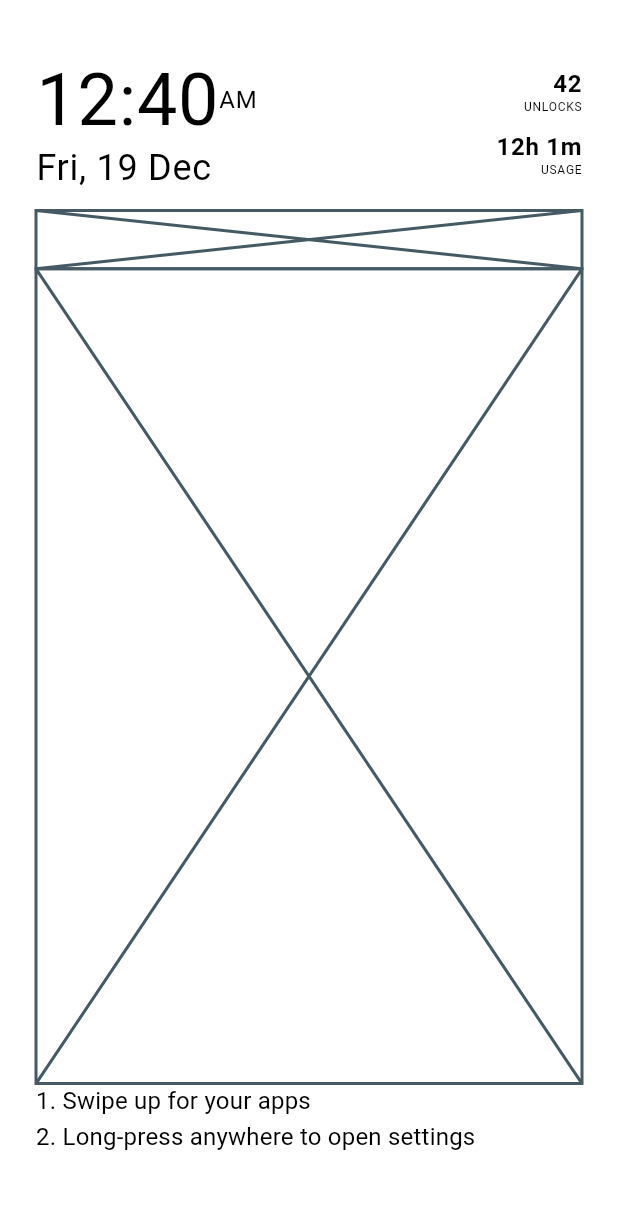
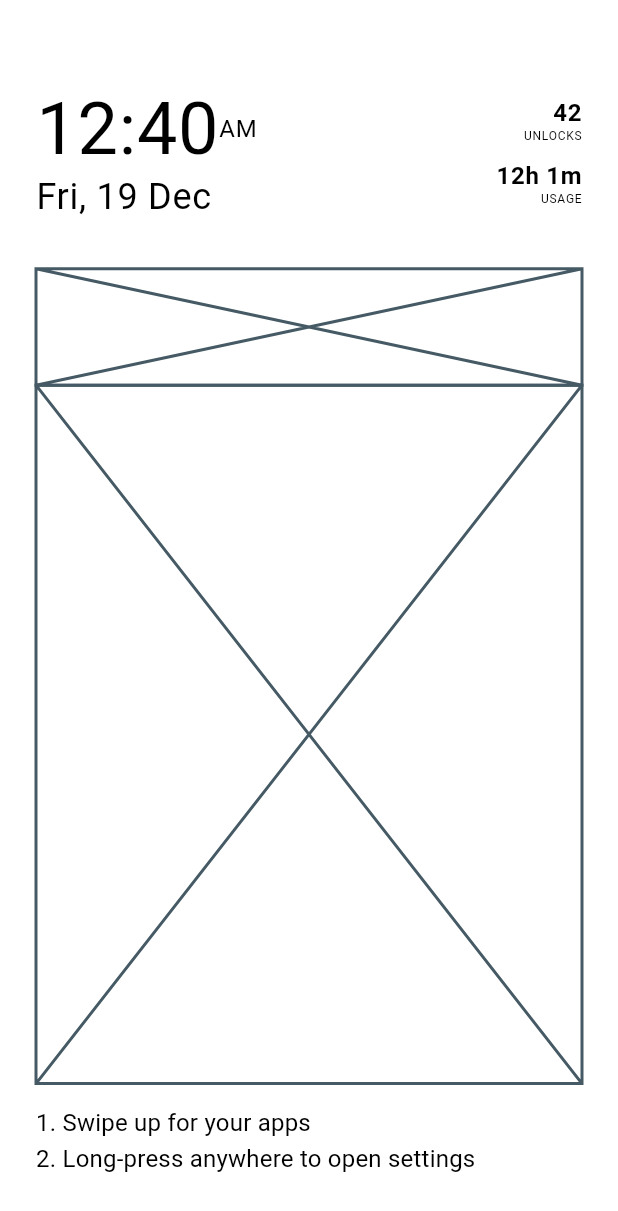
Before and after one commit to tarunvelagala/void_minimalist_launcher, a Flutter app: the screen it shows after launch, on a phone screen of 412 x 824 dp. Shown: the top 1211 px of the screen. Run offline on Flutter 3.47's test engine with Material 3 defaults, Android fonts, the phone set to English and light mode, and no system bars; our stand-ins replace responsive_framework.

Commit message:
feat: Refactor responsive layout with generic flex factors and apply them to homepage sections.

```diff
--- a/lib/core/theme/app_layout.dart
+++ b/lib/core/theme/app_layout.dart
@@ -5,6 +5,7 @@ class AppLayout {
   // --- Margin & Padding ---
   static double screenMargin(BuildContext context) => ResponsiveValue<double>(
     context,
+    defaultValue: 24.0,
     conditionalValues: [
       const Condition.equals(name: MOBILE, value: 24.0),
       const Condition.equals(name: TABLET, value: 40.0),
@@ -14,6 +15,7 @@ class AppLayout {
 
   static double contentPadding(BuildContext context) => ResponsiveValue<double>(
     context,
+    defaultValue: 16.0,
     conditionalValues: [
       const Condition.equals(name: MOBILE, value: 16.0),
       const Condition.equals(name: TABLET, value: 24.0),
@@ -24,6 +26,7 @@ class AppLayout {
   // --- Spacing ---
   static double elementSpacing(BuildContext context) => ResponsiveValue<double>(
     context,
+    defaultValue: 12.0,
     conditionalValues: [
       const Condition.equals(name: MOBILE, value: 12.0),
       const Condition.equals(name: TABLET, value: 20.0),
@@ -33,6 +36,7 @@ class AppLayout {
 
   static double sectionSpacing(BuildContext context) => ResponsiveValue<double>(
     context,
+    defaultValue: 40.0,
     conditionalValues: [
       const Condition.equals(name: MOBILE, value: 40.0),
       const Condition.equals(name: TABLET, value: 64.0),
@@ -40,38 +44,35 @@ class AppLayout {
     ],
   ).value;
 
-  // --- Flex Factor ---
-  static int headerFlex(BuildContext context) => ResponsiveValue<int>(
+  // --- Flex Factors ---
+  // --- Flex Factors ---
+  static int flexSmall(BuildContext context) => ResponsiveValue<int>(
     context,
+    defaultValue: 10,
     conditionalValues: [
-      const Condition.equals(name: MOBILE, value: 15),
-      const Condition.equals(name: TABLET, value: 15),
+      const Condition.equals(name: MOBILE, value: 10),
+      const Condition.equals(name: TABLET, value: 12),
       const Condition.largerThan(name: TABLET, value: 15),
     ],
   ).value;
-  static int appsFlex(BuildContext context) => ResponsiveValue<int>(
+
+  static int flexMedium(BuildContext context) => ResponsiveValue<int>(
     context,
+    defaultValue: 20,
     conditionalValues: [
-      const Condition.equals(name: MOBILE, value: 70),
-      const Condition.equals(name: TABLET, value: 70),
+      const Condition.equals(name: MOBILE, value: 20),
+      const Condition.equals(name: TABLET, value: 25),
+      const Condition.largerThan(name: TABLET, value: 30),
+    ],
+  ).value;
+
+  static int flexLarge(BuildContext context) => ResponsiveValue<int>(
+    context,
+    defaultValue: 60,
+    conditionalValues: [
+      const Condition.equals(name: MOBILE, value: 60),
+      const Condition.equals(name: TABLET, value: 65),
       const Condition.largerThan(name: TABLET, value: 70),
     ],
   ).value;
-  static int instructionsFlex(BuildContext context) => ResponsiveValue<int>(
-    context,
-    conditionalValues: [
-      const Condition.equals(name: MOBILE, value: 10),
-      const Condition.equals(name: TABLET, value: 10),
-      const Condition.largerThan(name: TABLET, value: 10),
-    ],
-  ).value;
-
-  static int glanceFlex(BuildContext context) => ResponsiveValue<int>(
-    context,
-    conditionalValues: [
-      const Condition.equals(name: MOBILE, value: 5),
-      const Condition.equals(name: TABLET, value: 5),
-      const Condition.largerThan(name: TABLET, value: 5),
-    ],
-  ).value;
 }
--- a/lib/core/theme/app_typography.dart
+++ b/lib/core/theme/app_typography.dart
@@ -11,9 +11,10 @@ class AppTypography {
     // Basic adaptive scaling
     final adaptiveScale = ResponsiveValue<double>(
       context,
+      defaultValue: 1.0,
       conditionalValues: [
         const Condition.equals(name: MOBILE, value: 1.0),
-        const Condition.equals(name: TABLET, value: 1.15),
+        const Condition.equals(name: TABLET, value: 1.2),
         const Condition.largerThan(name: TABLET, value: 1.3),
       ],
     ).value;
--- a/lib/features/home/homepage.dart
+++ b/lib/features/home/homepage.dart
@@ -22,14 +22,26 @@ class _HomepageState extends State<Homepage> {
           builder: (context, orientation) {
             return Padding(
               padding: EdgeInsets.all(AppLayout.screenMargin(context)),
-              child: const Column(
+              child: Column(
                 crossAxisAlignment: CrossAxisAlignment.stretch,
                 mainAxisAlignment: MainAxisAlignment.center,
                 children: [
-                  HomeHeaderSection(),
-                  GlanceSection(),
-                  HomeApps(),
-                  OnboardingSection(),
+                  Expanded(
+                    flex: AppLayout.flexMedium(context),
+                    child: const HomeHeaderSection(),
+                  ),
+                  Expanded(
+                    flex: AppLayout.flexSmall(context),
+                    child: const GlanceSection(),
+                  ),
+                  Expanded(
+                    flex: AppLayout.flexLarge(context),
+                    child: const HomeApps(),
+                  ),
+                  Expanded(
+                    flex: AppLayout.flexSmall(context),
+                    child: const OnboardingSection(),
+                  ),
                 ],
               ),
             );
--- a/lib/features/home/widgets/glance/glance_section.dart
+++ b/lib/features/home/widgets/glance/glance_section.dart
@@ -1,5 +1,4 @@
 import 'package:flutter/material.dart';
-import 'package:return_zero/core/theme/app_layout.dart';
 
 class GlanceSection extends StatefulWidget {
   const GlanceSection({super.key});
@@ -26,9 +25,6 @@ class _GlanceSectionState extends State<GlanceSection>
 
   @override
   Widget build(BuildContext context) {
-    return Expanded(
-      flex: AppLayout.glanceFlex(context),
-      child: const Placeholder(),
-    );
+    return const Placeholder();
   }
 }
--- a/lib/features/home/widgets/header/home_header_section.dart
+++ b/lib/features/home/widgets/header/home_header_section.dart
@@ -1,5 +1,4 @@
 import 'package:flutter/widgets.dart';
-import 'package:return_zero/core/theme/app_layout.dart';
 import 'package:return_zero/features/home/widgets/header/home_clock_column.dart';
 import 'package:return_zero/features/home/widgets/header/home_usage_column.dart';
 
@@ -8,13 +7,13 @@ class HomeHeaderSection extends StatelessWidget {
 
   @override
   Widget build(BuildContext context) {
-    return Expanded(
-      flex: AppLayout.headerFlex(context),
-      child: Row(
-        mainAxisAlignment: MainAxisAlignment.spaceBetween,
-        crossAxisAlignment: CrossAxisAlignment.center,
-        children: const [HomeClockColumn(), HomeUsageColumn()],
-      ),
+    return Row(
+      mainAxisAlignment: MainAxisAlignment.spaceBetween,
+      crossAxisAlignment: CrossAxisAlignment.center,
+      children: const [
+        FittedBox(fit: BoxFit.scaleDown, child: HomeClockColumn()),
+        FittedBox(fit: BoxFit.scaleDown, child: HomeUsageColumn()),
+      ],
     );
   }
 }
--- a/lib/features/home/widgets/home_apps.dart
+++ b/lib/features/home/widgets/home_apps.dart
@@ -7,7 +7,7 @@ class HomeApps extends StatelessWidget {
   @override
   Widget build(BuildContext context) {
     return Expanded(
-      flex: AppLayout.appsFlex(context),
+      flex: AppLayout.flexLarge(context),
       child: const Placeholder(),
     );
   }
--- a/lib/features/home/widgets/onboarding/onboarding_section.dart
+++ b/lib/features/home/widgets/onboarding/onboarding_section.dart
@@ -1,5 +1,4 @@
 import 'package:flutter/widgets.dart';
-import 'package:return_zero/core/theme/app_layout.dart';
 import 'onboarding_constants.dart';
 import 'onboarding_item.dart';
 
@@ -8,11 +7,12 @@ class OnboardingSection extends StatelessWidget {
 
   @override
   Widget build(BuildContext context) {
-    return Expanded(
-      flex: AppLayout.instructionsFlex(context),
-      child: SingleChildScrollView(
+    return FittedBox(
+      fit: BoxFit.scaleDown,
+      alignment: Alignment.centerLeft,
       child: Column(
         crossAxisAlignment: CrossAxisAlignment.start,
+        mainAxisAlignment: MainAxisAlignment.center,
         children: List.generate(
           OnboardingConstants.instructions.length,
           (index) => OnboardingItem(
@@ -21,7 +21,6 @@ class OnboardingSection extends StatelessWidget {
           ),
         ),
       ),
-      ),
     );
   }
 }
```
Lines whose indentation alone changed are shown as unchanged.
